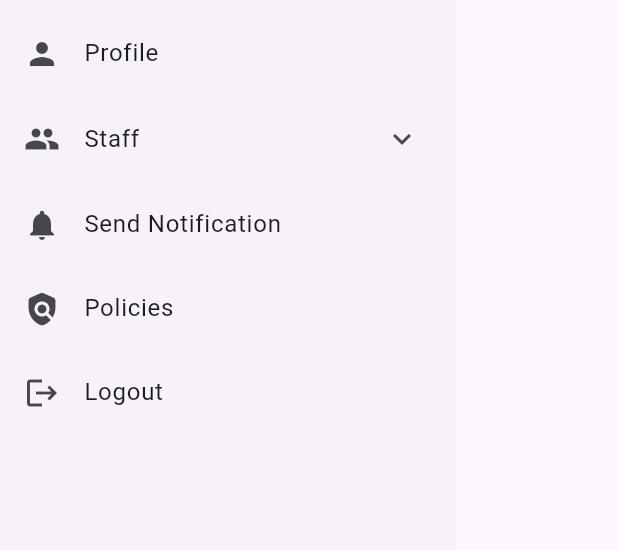
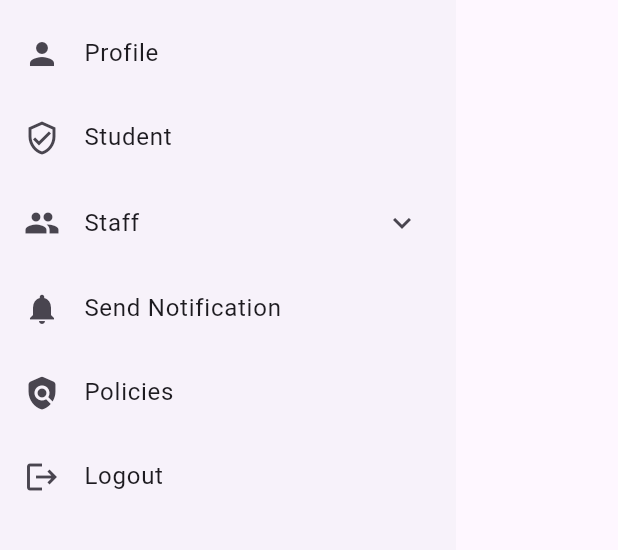
Before and after one commit to amitmahato98/CMS, a Flutter app: the Navbar widget shown alone on an empty page, opened directly, on a phone screen of 412 x 824 dp, the part 242-792 px from its top. Run offline on Flutter 3.47's test engine with Material 3 defaults, Android fonts, the phone set to English and light mode, and no system bars.

Commit message:
code updated

```diff
--- a/lib/navigations/navbar/navbar.dart
+++ b/lib/navigations/navbar/navbar.dart
@@ -47,6 +47,13 @@ class Navbar extends StatelessWidget {
               Navigator.pop(context);
             },
           ),
+          ListTile(
+            leading: const Icon(Icons.verified_user_outlined),
+            title: const Text("Student"),
+            onTap: () {
+              Navigator.pop(context);
+            },
+          ),
           ExpansionTile(
             leading: Icon(Icons.people),
             title: Text("Staff"),
```
Also changed, not shown: 1 other file.
